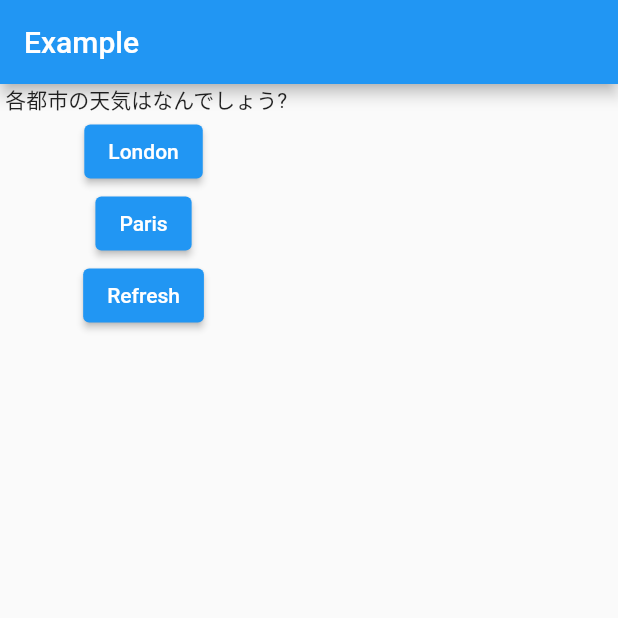
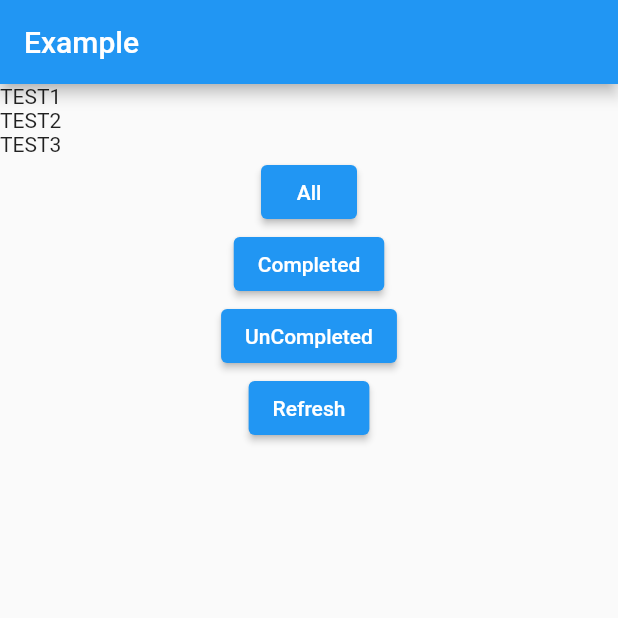
Before and after one commit to ito-a/flutter_practice, a Flutter app: the screen it shows after launch, on a phone screen of 412 x 824 dp, the top half of it. Run offline on Flutter 3.47's test engine with Material 2 defaults, Android fonts, the phone set to English and light mode, and no system bars; our stand-ins replace flutter_riverpod, freezed_annotation.

Commit message:
TodoListをつくってみよう

```diff
--- a/lib/main.dart
+++ b/lib/main.dart
@@ -3,36 +3,57 @@ import 'package:flutter_riverpod/flutter_riverpod.dart';
 
 final helloWorldProvider = Provider((_) => 'Hello World');
 
+// Todoリストを作ってみよう!
 void main() {
   runApp(const ProviderScope(child: MyApp()));
 }
 
-final cityProvider = StateProvider((ref) => '');
+class Todo {
+  Todo({required this.description, required this.id, this.isCompleted = false});
 
-// プロバイダのステートを組み合わせる
-final weatherProvider = FutureProvider((ref) {
-  final city = ref.watch(cityProvider);
-  return fetchWeather(city);
+  String description;
+  String id;
+  bool isCompleted;
+}
+
+class TodoList extends StateNotifier<List<Todo>> {
+  TodoList([List<Todo>? initialTodos]) : super(initialTodos ?? []);
+}
+
+enum Filter {
+  all,
+  completed,
+  uncompleted,
+}
+
+final todoListProvider = StateNotifierProvider<TodoList, List<Todo>>((ref) {
+  return TodoList([
+    Todo(description: 'TEST1', id: '1'),
+    Todo(description: 'TEST2', id: '2'),
+    Todo(description: 'TEST3', id: '3')
+  ]);
 });
+final filterProvider = StateProvider((ref) => Filter.all);
 
-String fetchWeather(String city) {
-  switch (city) {
-    case 'London':
-      return '晴れ';
-    case 'Paris':
-      return '曇り';
-    case 'Roma':
-      return '雨';
+final filteredTodoListProvider = Provider<List<Todo>>((ref) {
+  final filter = ref.watch(filterProvider);
+  final todos = ref.watch(todoListProvider);
+  switch (filter) {
+    case Filter.all:
+      return todos;
+    case Filter.completed:
+      return todos.where((element) => element.isCompleted).toList();
+    case Filter.uncompleted:
+      return todos.where((element) => !element.isCompleted).toList();
   }
-  return ' 各都市の天気はなんでしょう?';
-}
+});
 
 class MyApp extends ConsumerWidget {
   const MyApp({Key? key}) : super(key: key);
 
   @override
   Widget build(BuildContext context, WidgetRef ref) {
-    AsyncValue weather = ref.watch(weatherProvider);
+    final filteredTodoList = ref.watch(filteredTodoListProvider);
     return MaterialApp(
       home: Scaffold(
         appBar: AppBar(
@@ -40,23 +61,30 @@ class MyApp extends ConsumerWidget {
         ),
         body: Column(
           children: [
-            weather.when(
-              data: (value) {
-                return Text(value);
-              },
-              error: (err, stack) => Text('Error: $err'),
-              loading: () => const CircularProgressIndicator(),
+            ListView.builder(
+                shrinkWrap: true,
+                itemCount: filteredTodoList.length,
+                itemBuilder: (BuildContext context, int index) {
+                  return Row(
+                    children: [
+                      Text(filteredTodoList[index].description),
+                    ],
+                  );
+                }),
+            ElevatedButton(
+              onPressed: () => ref.read(filterProvider.notifier).state = Filter.all,
+              child: const Text('All'),
             ),
             ElevatedButton(
-              onPressed: () => ref.read(cityProvider.notifier).state = 'London',
-              child: const Text('London'),
+              onPressed: () => ref.read(filterProvider.notifier).state = Filter.completed,
+              child: const Text('Completed'),
             ),
             ElevatedButton(
-              onPressed: () => ref.read(cityProvider.notifier).state = 'Paris',
-              child: const Text('Paris'),
+              onPressed: () => ref.read(filterProvider.notifier).state = Filter.uncompleted,
+              child: const Text('UnCompleted'),
             ),
             ElevatedButton(
-              onPressed: () => ref.refresh(cityProvider),
+              onPressed: () => ref.refresh(filterProvider),
               child: const Text('Refresh'),
             ),
           ],
```
